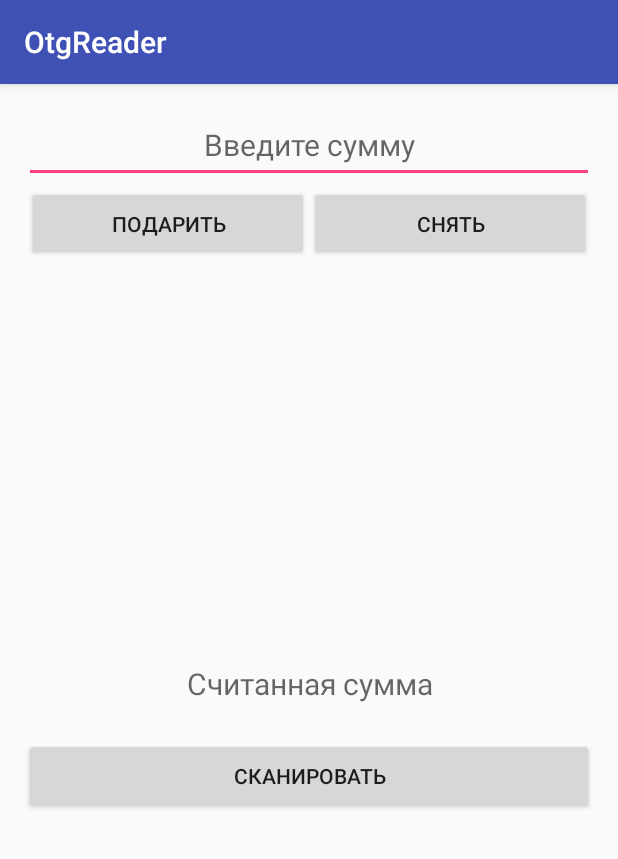
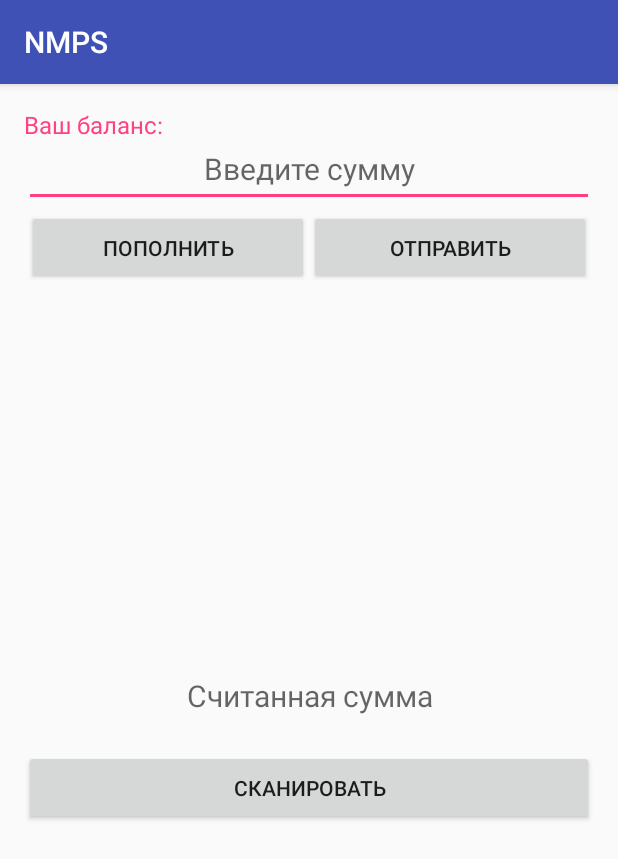
Before and after one commit to Tomas13/OtgReader, an Android app: the screen it shows after launch (MainActivity), on a phone screen of 412 x 824 dp. Shown: the top 859 px of the screen. Run offline under Robolectric (Android 15) with nearby library versions, the phone set to English and light mode, and no system bars; our stand-ins replace ButterKnife; libraries missing offline, so code that uses them is left out: me.dm7.barcodescanner.

Commit message:
working on balance

```diff
--- a/app/src/main/res/layout/activity_main.xml
+++ b/app/src/main/res/layout/activity_main.xml
@@ -11,9 +11,19 @@
     android:paddingTop="@dimen/activity_vertical_margin"
     tools:context="otgroup.kz.otgreader.MainActivity">
 
+    <TextView
+        android:id="@+id/text_view_balance"
+        android:layout_width="match_parent"
+        android:layout_height="wrap_content"
+        android:text="@string/balance"
+        android:layout_marginBottom="16dp"
+        android:textColor="@color/colorAccent"
+        android:textSize="16sp"/>
+
     <LinearLayout
         android:layout_width="match_parent"
         android:layout_height="match_parent"
+        android:layout_marginTop="16dp"
         android:orientation="vertical"
         android:weightSum="2">
 
@@ -27,14 +37,14 @@
                 android:id="@+id/edit_text_summ"
                 android:layout_width="match_parent"
                 android:layout_height="50dp"
-                android:textSize="20sp"
+                android:hint="@string/enter_summ"
+                android:inputType="numberDecimal"
                 android:textAlignment="center"
-                android:hint="@string/enter_summ"/>
+                android:textSize="20sp"/>
 
             <LinearLayout
                 android:layout_width="match_parent"
                 android:layout_height="wrap_content"
-                android:layout_below="@id/edit_text_summ"
                 android:orientation="horizontal"
                 android:padding="2dp"
                 android:weightSum="2">
@@ -64,11 +74,12 @@
 
             <TextView
                 android:id="@+id/text_view_read"
-                android:layout_width="match_parent"
+                android:layout_width="wrap_content"
                 android:layout_height="50dp"
-                android:textSize="20sp"
+                android:layout_gravity="center"
+                android:hint="@string/read_summ"
                 android:textAlignment="center"
-                android:hint="@string/read_summ"/>
+                android:textSize="20sp"/>
 
             <Button
                 android:id="@+id/btn_scan"
--- a/app/src/main/res/values/strings.xml
+++ b/app/src/main/res/values/strings.xml
@@ -1,8 +1,9 @@
 <resources>
-    <string name="app_name">OtgReader</string>
+    <string name="app_name">NMPS</string>
     <string name="enter_summ">Введите сумму</string>
-    <string name="add_summ">Подарить</string>
-    <string name="minus_summ">Снять</string>
+    <string name="add_summ">Пополнить</string>
+    <string name="minus_summ">Отправить</string>
     <string name="read_summ">Считанная сумма</string>
     <string name="btn_scan">сканировать</string>
+    <string name="balance">Ваш баланс:</string>
 </resources>
```
Also changed, not shown: app/src/main/java/otgroup/kz/otgreader/MainActivity.java (+33 -7 lines), app/src/main/java/otgroup/kz/otgreader/QrResultActivity.java (+80 -0 lines).
